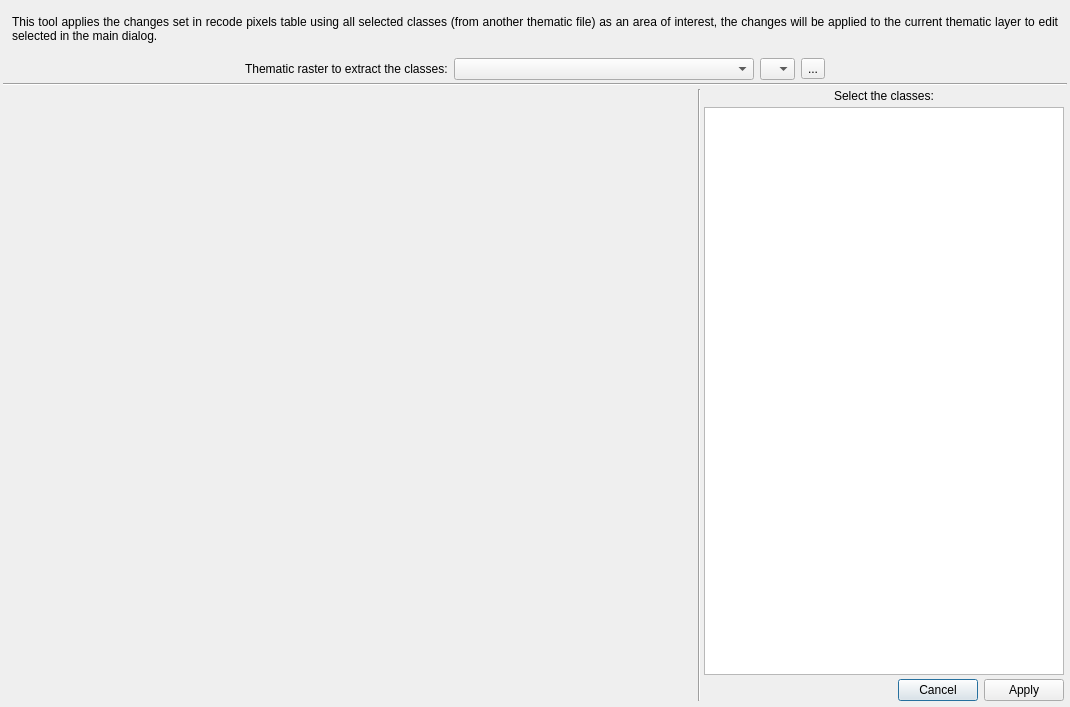
First picture: the form in ui/apply_from_thematic_classes.ui, repository SMByC/ThRasE, before the edit.
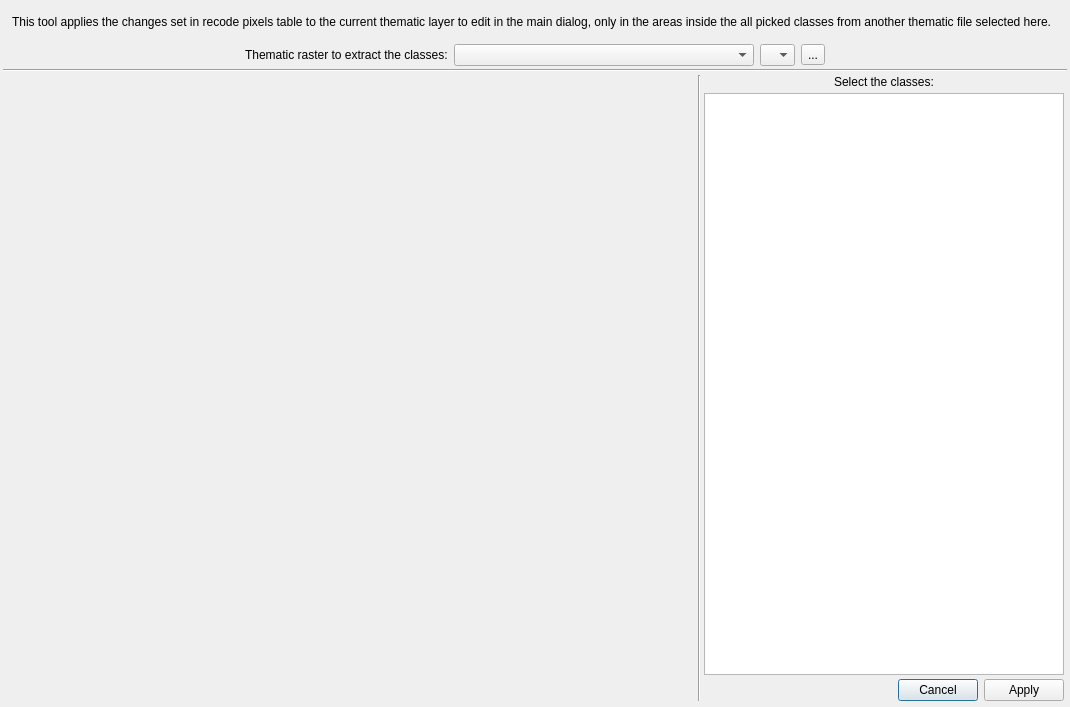
Second picture: the form after the edit. Custom widgets are drawn as their Qt base class.

Commit message: Some adjust in apply from another thematic file tool

```diff
--- a/ui/apply_from_thematic_classes.ui
+++ b/ui/apply_from_thematic_classes.ui
@@ -54,7 +54,7 @@
       <item>
        <widget class="QLabel" name="label_2">
         <property name="text">
-         <string>This tool applies the changes set in recode pixels table using all selected classes (from another thematic file) as an area of interest, the changes will be applied to the current thematic layer to edit selected in the main dialog.</string>
+         <string>This tool applies the changes set in recode pixels table to the current thematic layer to edit in the main dialog, only in the areas inside the all picked classes from another thematic file selected here.</string>
         </property>
         <property name="alignment">
          <set>Qt::AlignJustify|Qt::AlignVCenter</set>
```
The commit also changes 1 other file.
